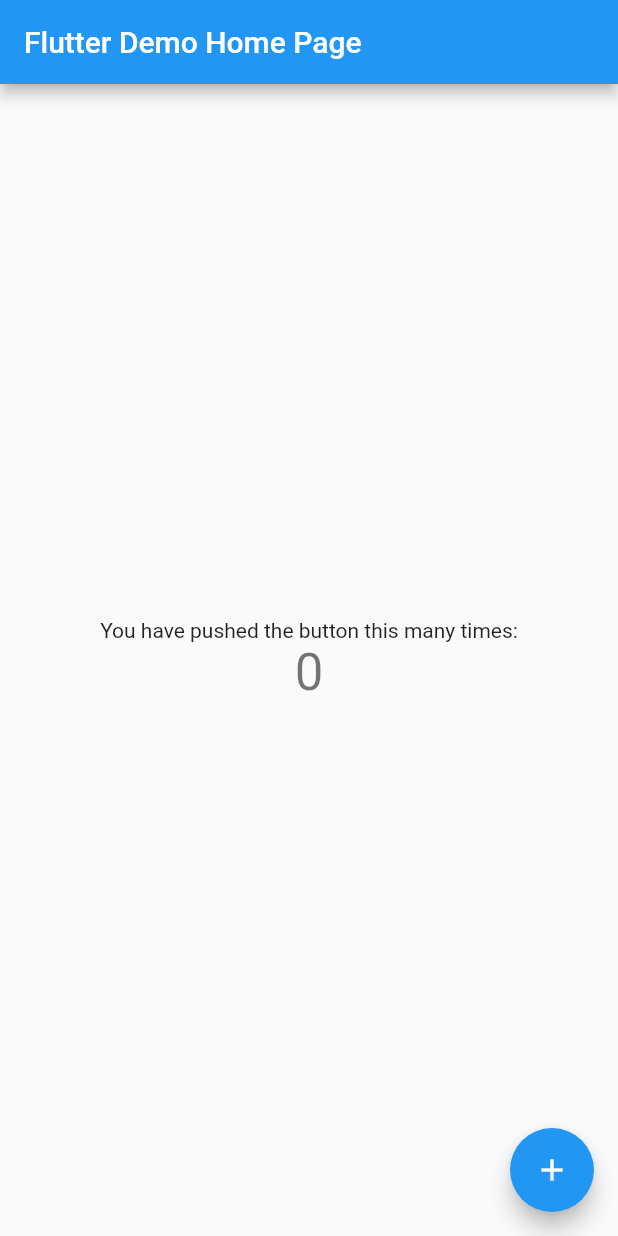
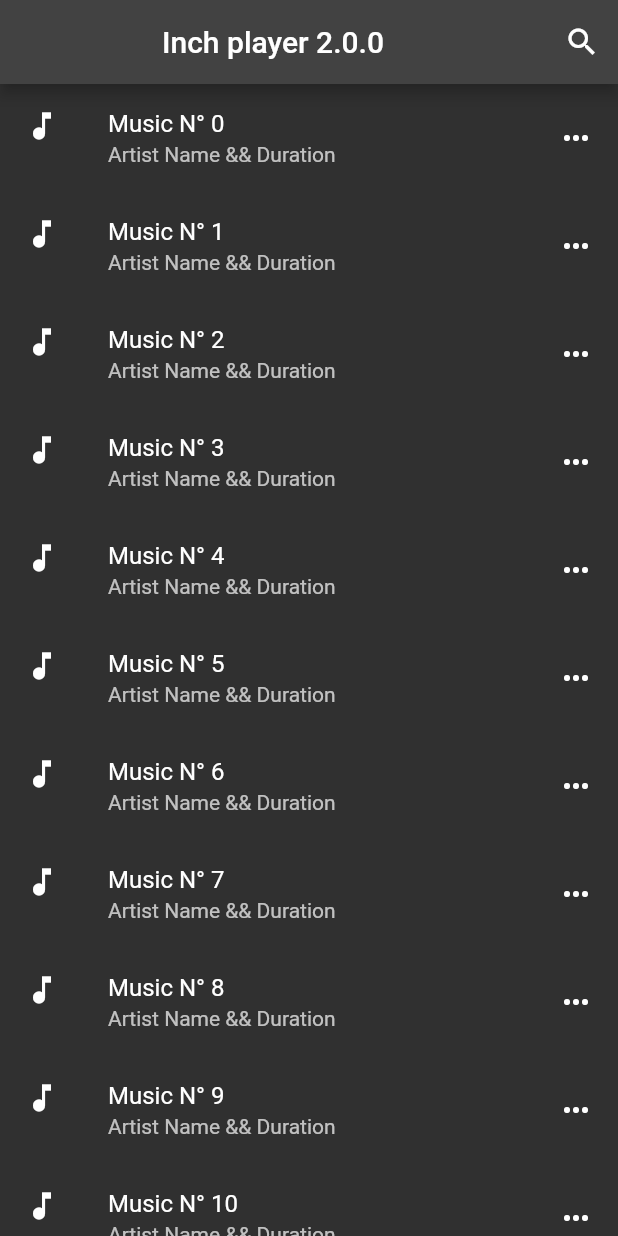
Before and after one commit to Lerob28/Music_app_With_flutter, a Flutter app: the screen it shows after launch, on a phone screen of 412 x 824 dp. Run offline on Flutter 3.47's test engine with Material 2 defaults, Android fonts, the phone set to English and light mode, and no system bars.

Commit message:
adding screen for list all song

```diff
--- a/lib/main.dart
+++ b/lib/main.dart
@@ -1,4 +1,5 @@
 import 'package:flutter/material.dart';
+import 'package:simple_counter_app/screens/songs_screen/all_song.dart';
 
 void main() {
   runApp(const MyApp());
@@ -11,105 +12,9 @@
   @override
   Widget build(BuildContext context) {
     return MaterialApp(
-      title: 'Flutter Demo',
-      theme: ThemeData(
-        // This is the theme of your application.
-        //
-        // Try running your application with "flutter run". You'll see the
-        // application has a blue toolbar. Then, without quitting the app, try
-        // changing the primarySwatch below to Colors.green and then invoke
-        // "hot reload" (press "r" in the console where you ran "flutter run",
-        // or simply save your changes to "hot reload" in a Flutter IDE).
-        // Notice that the counter didn't reset back to zero; the application
-        // is not restarted.
-        primarySwatch: Colors.blue,
-      ),
-      home: const MyHomePage(title: 'Flutter Demo Home Page'),
+      debugShowCheckedModeBanner: false,
+      theme: ThemeData.dark(),
+      home: const AllSongScreen(),
     );
   }
 }
-
-class MyHomePage extends StatefulWidget {
-  const MyHomePage({super.key, required this.title});
-
-  // This widget is the home page of your application. It is stateful, meaning
-  // that it has a State object (defined below) that contains fields that affect
-  // how it looks.
-
-  // This class is the configuration for the state. It holds the values (in this
-  // case the title) provided by the parent (in this case the App widget) and
-  // used by the build method of the State. Fields in a Widget subclass are
-  // always marked "final".
-
-  final String title;
-
-  @override
-  State<MyHomePage> createState() => _MyHomePageState();
-}
-
-class _MyHomePageState extends State<MyHomePage> {
-  int _counter = 0;
-
-  void _incrementCounter() {
-    setState(() {
-      // This call to setState tells the Flutter framework that something has
-      // changed in this State, which causes it to rerun the build method below
-      // so that the display can reflect the updated values. If we changed
-      // _counter without calling setState(), then the build method would not be
-      // called again, and so nothing would appear to happen.
-      _counter++;
-    });
-  }
-
-  @override
-  Widget build(BuildContext context) {
-    // This method is rerun every time setState is called, for instance as done
-    // by the _incrementCounter method above.
-    //
-    // The Flutter framework has been optimized to make rerunning build methods
-    // fast, so that you can just rebuild anything that needs updating rather
-    // than having to individually change instances of widgets.
-    return Scaffold(
-      appBar: AppBar(
-        // Here we take the value from the MyHomePage object that was created by
-        // the App.build method, and use it to set our appbar title.
-        title: Text(widget.title),
-      ),
-      body: Center(
-        // Center is a layout widget. It takes a single child and positions it
-        // in the middle of the parent.
-        child: Column(
-          // Column is also a layout widget. It takes a list of children and
-          // arranges them vertically. By default, it sizes itself to fit its
-          // children horizontally, and tries to be as tall as its parent.
-          //
-          // Invoke "debug painting" (press "p" in the console, choose the
-          // "Toggle Debug Paint" action from the Flutter Inspector in Android
-          // Studio, or the "Toggle Debug Paint" command in Visual Studio Code)
-          // to see the wireframe for each widget.
-          //
-          // Column has various properties to control how it sizes itself and
-          // how it positions its children. Here we use mainAxisAlignment to
-          // center the children vertically; the main axis here is the vertical
-          // axis because Columns are vertical (the cross axis would be
-          // horizontal).
-          mainAxisAlignment: MainAxisAlignment.center,
-          children: <Widget>[
-            const Text(
-              'You have pushed the button this many times:',
-            ),
-            Text(
-              '$_counter',
-              style: Theme.of(context).textTheme.headlineMedium,
-            ),
-          ],
-        ),
-      ),
-      floatingActionButton: FloatingActionButton(
-        onPressed: _incrementCounter,
-        tooltip: 'Increment',
-        child: const Icon(Icons.add),
-      ), // This trailing comma makes auto-formatting nicer for build methods.
-    );
-  }
-}
--- /dev/null
+++ b/lib/screens/songs_screen/all_song.dart
@@ -0,0 +1,36 @@
+import 'package:flutter/material.dart';
+
+class AllSongScreen extends StatefulWidget {
+  const AllSongScreen({Key? key}) : super(key: key);
+
+  @override
+  State<AllSongScreen> createState() => _AllSongScreenState();
+}
+
+class _AllSongScreenState extends State<AllSongScreen> {
+  @override
+  Widget build(BuildContext context) {
+    return Scaffold(
+      appBar: AppBar(
+        title: Center(child: const Text('Inch player 2.0.0')),
+        actions: [
+          IconButton(
+            onPressed: () {},
+            icon: const Icon(Icons.search),
+          )
+        ],
+      ),
+      body: ListView.builder(
+        itemCount: 50,
+        itemBuilder: (context, index) {
+          return  ListTile(
+            leading: const Icon(Icons.music_note),
+            title: Text('Music N° $index'),
+            subtitle: const Text('Artist Name && Duration'),
+            trailing: const Icon(Icons.more_horiz),
+          );
+        },
+      ),
+    );
+  }
+}
```
Also changed, not shown: 1 other file.
